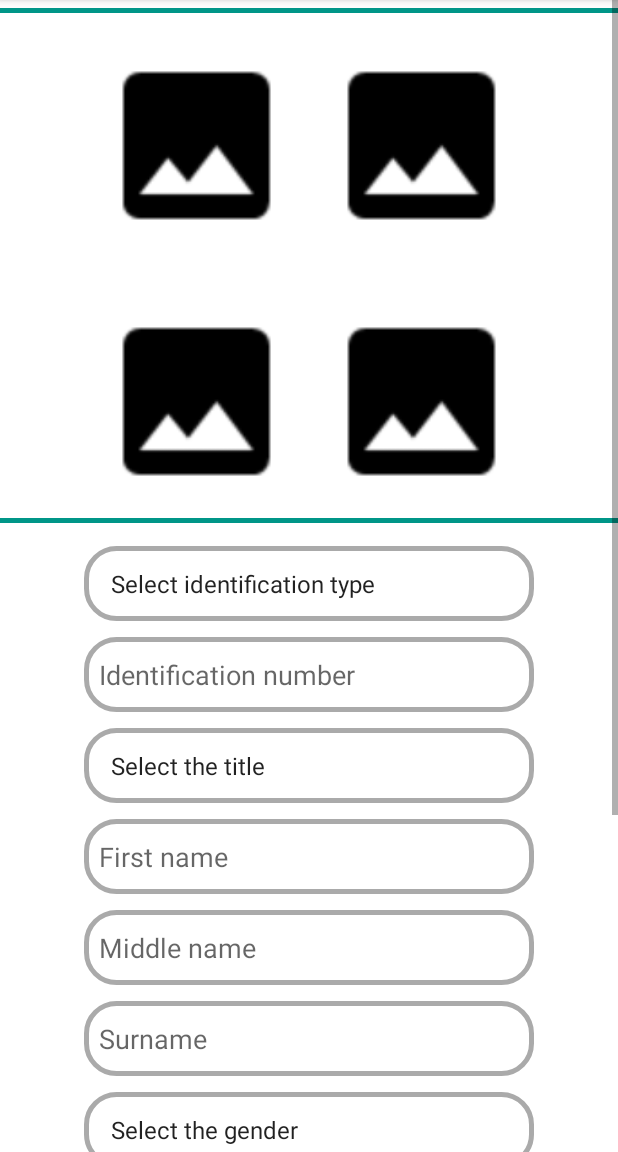
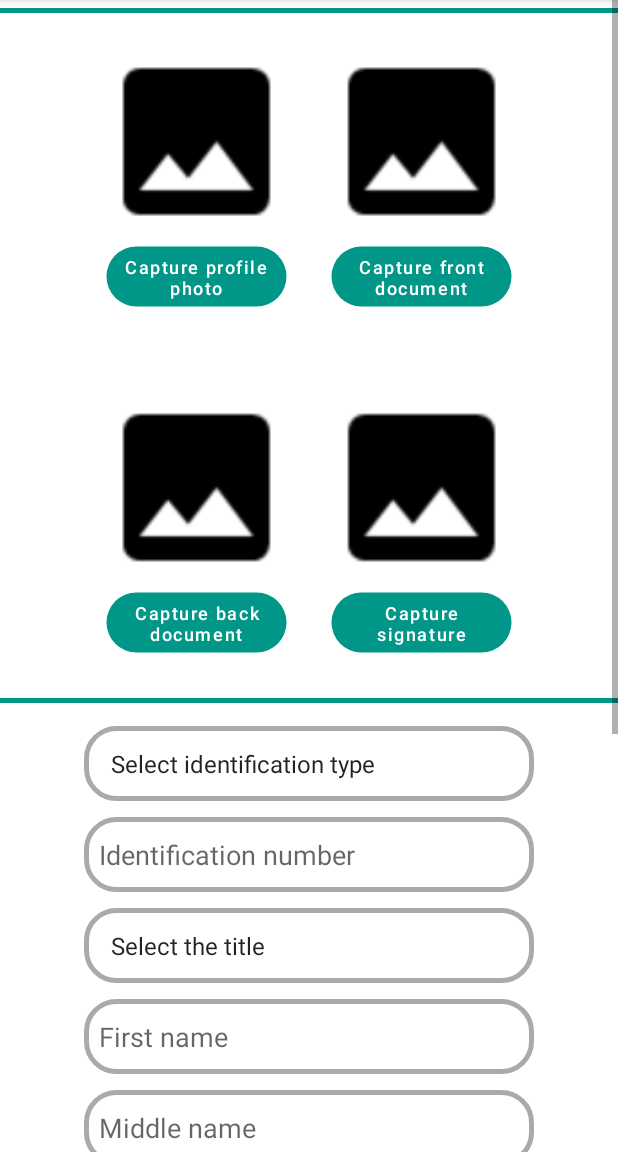
Before and after one commit to George-Stephen/Registration_app, an Android app: the RegisterActivity screen opened directly, with no data from a screen before it, on a phone screen of 412 x 824 dp, the part 84-1236 px from its top. Run offline under Robolectric (Android 15) with nearby library versions, the phone set to English and light mode, and no system bars; our stand-ins replace ButterKnife.

Commit message:
all done

```diff
--- a/Services/src/main/java/com/technote/services/Constants.java
+++ b/Services/src/main/java/com/technote/services/Constants.java
@@ -3,4 +3,5 @@ package com.technote.services;
 public class Constants {
     public static final  String  api_url = "http://enrollment254.herokuapp.com/";
     public static final  String image_url = "https://res.cloudinary.com/iconic-software/";
+    public static final String password_salt = "m�ъ�U�k�<�Lu9O";
 }
--- a/Services/src/main/java/com/technote/services/EnrollInterface.java
+++ b/Services/src/main/java/com/technote/services/EnrollInterface.java
@@ -1,5 +1,6 @@
 package com.technote.services;
 
+import com.technote.services.models.Agent;
 import com.technote.services.models.Member;
 
 import java.util.List;
@@ -7,6 +8,8 @@ import java.util.List;
 import okhttp3.MultipartBody;
 import okhttp3.RequestBody;
 import retrofit2.Call;
+import retrofit2.http.Field;
+import retrofit2.http.FormUrlEncoded;
 import retrofit2.http.GET;
 import retrofit2.http.Multipart;
 import retrofit2.http.POST;
@@ -27,4 +30,11 @@ public interface EnrollInterface {
                             @Part("added_by") RequestBody added_by
             ,@Part("physical_address") RequestBody address,@Part MultipartBody.Part front_image
             ,@Part MultipartBody.Part back_image,@Part MultipartBody.Part sign_image);
+
+    @GET("api/agents")
+    Call<List<Agent>> get_agent(@Query("email_address") String email_address,@Query("password") String password);
+
+    @FormUrlEncoded
+    @POST("api/agent/new")
+    Call<Agent> new_agent(@Field("username") String username,@Field("email_address") String email_address,@Field("Location") String Location,@Field("password") String password);
 }
--- a/app/src/main/java/com/technote/registration/RegisterActivity.java
+++ b/app/src/main/java/com/technote/registration/RegisterActivity.java
@@ -1,4 +1,4 @@
-package com.technote.registration;
+  package com.technote.registration;
 
 import androidx.annotation.Nullable;
 import androidx.appcompat.app.AppCompatActivity;
@@ -10,6 +10,7 @@ import android.app.DatePickerDialog;
 import android.app.ProgressDialog;
 import android.content.Context;
 import android.content.Intent;
+import android.content.pm.PackageManager;
 import android.graphics.Bitmap;
 import android.graphics.BitmapFactory;
 import android.graphics.drawable.BitmapDrawable;
@@ -83,8 +84,18 @@ public class RegisterActivity extends AppCompatActivity implements View.OnClickL
     @BindView(R.id.date_birth) EditText mDateBirth;
     @SuppressLint("NonConstantResourceId")
     @BindView(R.id.add_customer) Button mAddButton;
+    @SuppressLint("NonConstantResourceId")
+    @BindView(R.id.capture_profile) Button mCaptureProfile;
+    @SuppressLint("NonConstantResourceId")
+    @BindView(R.id.capture_front) Button mCaptureFront;
+    @SuppressLint("NonConstantResourceId")
+    @BindView(R.id.capture_back) Button mCaptureBack;
+    @SuppressLint("NonConstantResourceId")
+    @BindView(R.id.capture_sign) Button mCaptureSign;
     DatePickerDialog datePickerDialog;
     ProgressDialog progressDialog;
+    public  static final int RequestPermissionCode  = 1 ;
+
     @Override
     protected void onCreate(Bundle savedInstanceState) {
         super.onCreate(savedInstanceState);
@@ -93,11 +104,12 @@ public class RegisterActivity extends AppCompatActivity implements View.OnClickL
         get_gender();
         get_identification();
         get_title();
+        EnableRuntimePermission();
         mDateBirth.setOnClickListener(this);
-        mMemberImage.setOnClickListener(this);
-        mFrontImage.setOnClickListener(this);
-        mBackImage.setOnClickListener(this);
-        mSignImage.setOnClickListener(this);
+        mCaptureProfile.setOnClickListener(this);
+        mCaptureFront.setOnClickListener(this);
+        mCaptureBack.setOnClickListener(this);
+        mCaptureSign.setOnClickListener(this);
         mAddButton.setOnClickListener(this);
         createAuthDialog();
     }
@@ -163,22 +175,22 @@ public class RegisterActivity extends AppCompatActivity implements View.OnClickL
                     }, mYear, mMonth, mDay);
             datePickerDialog.show();
         }
-        else if (v == mMemberImage){
+        else if (v == mCaptureProfile){
             Toast.makeText(this,"Initiating face capture",Toast.LENGTH_SHORT).show();
             Intent takePicture = new Intent(MediaStore.ACTION_IMAGE_CAPTURE);
             startActivityForResult(takePicture, 0);//zero can be replaced with any action code
         }
-        else if (v == mFrontImage){
+        else if (v == mCaptureFront){
             Toast.makeText(this,"Initiating front document capture",Toast.LENGTH_SHORT).show();
             Intent takePicture = new Intent(MediaStore.ACTION_IMAGE_CAPTURE);
             startActivityForResult(takePicture, 1);//zero can be replaced with any action code
         }
-        else if (v == mBackImage){
+        else if (v == mCaptureBack){
             Toast.makeText(this,"Initiating back document capture",Toast.LENGTH_SHORT).show();
             Intent takePicture = new Intent(MediaStore.ACTION_IMAGE_CAPTURE);
             startActivityForResult(takePicture, 2);//zero can be replaced with any action code
         }
-        else if (v == mSignImage){
+        else if (v == mCaptureSign){
             Toast.makeText(this,"Initiating signature capture",Toast.LENGTH_SHORT).show();
             Intent takePicture = new Intent(MediaStore.ACTION_IMAGE_CAPTURE);
             startActivityForResult(takePicture, 3);//zero can be replaced with any action code
@@ -238,7 +250,8 @@ public class RegisterActivity extends AppCompatActivity implements View.OnClickL
         RequestBody email_body = RequestBody.create(MediaType.parse("text/plain"),email_address);
         String postal_address = mPostalAddress.getText().toString();
         RequestBody postal_body = RequestBody.create(MediaType.parse("text/plain"),postal_address);
-        String added_by = "Alice_kamau";
+        Intent intent = getIntent();
+        String added_by = intent.getStringExtra("full_name");
         RequestBody added_body = RequestBody.create(MediaType.parse("text/plain"),added_by);
         byte[] front_bytes = getImageByte(mFrontImage);
         RequestBody front_body = RequestBody.create(MediaType.parse("image/jpeg"),front_bytes);
@@ -287,4 +300,40 @@ public class RegisterActivity extends AppCompatActivity implements View.OnClickL
         return outputStream.toByteArray();
     }
 
+    public void EnableRuntimePermission(){
+
+        if (ActivityCompat.shouldShowRequestPermissionRationale(RegisterActivity.this,
+                Manifest.permission.CAMERA))
+        {
+
+            Toast.makeText(RegisterActivity.this,"CAMERA permission allows us to Access CAMERA app", Toast.LENGTH_LONG).show();
+
+        } else {
+
+            ActivityCompat.requestPermissions(RegisterActivity.this,new String[]{
+                    Manifest.permission.CAMERA}, RequestPermissionCode);
+
+        }
+    }
+
+    @Override
+    public void onRequestPermissionsResult(int RC, String per[], int[] PResult) {
+
+        switch (RC) {
+
+            case RequestPermissionCode:
+
+                if (PResult.length > 0 && PResult[0] == PackageManager.PERMISSION_GRANTED) {
+
+                    Toast.makeText(RegisterActivity.this,"Permission Granted, Now your application can access CAMERA.", Toast.LENGTH_LONG).show();
+
+                } else {
+
+                    Toast.makeText(RegisterActivity.this,"Permission Canceled, Now your application cannot access CAMERA.", Toast.LENGTH_LONG).show();
+
+                }
+                break;
+        }
+    }
+
 }
--- a/app/src/main/res/layout/activity_register.xml
+++ b/app/src/main/res/layout/activity_register.xml
@@ -25,23 +25,56 @@
             android:paddingTop="10dp"
             android:paddingBottom="10dp"
             android:layout_marginBottom="15dp">
+            <LinearLayout
+                android:layout_width="wrap_content"
+                android:layout_height="wrap_content"
+                android:orientation="vertical">
+
                 <ImageView
                     android:id="@+id/member_image"
                     android:layout_width="130dp"
                     android:layout_height="130dp"
                     android:layout_gravity="center"
                     android:layout_marginTop="5dp"
-                android:src="@drawable/baseline_insert_photo_black_36dp"
-                android:scaleType="centerCrop" />
+                    android:scaleType="centerCrop"
+                    android:src="@drawable/baseline_insert_photo_black_36dp" />
+
+                <Button
+                    android:id="@+id/capture_profile"
+                    android:layout_width="130dp"
+                    android:layout_height="50dp"
+                    android:layout_gravity="center"
+                    android:textAllCaps="false"
+                    android:text="Capture profile photo"
+                    android:textSize="12sp"
+                    android:layout_marginBottom="10dp"
+                    android:background="@drawable/button_round"/>
+            </LinearLayout>
+            <LinearLayout
+                android:layout_width="wrap_content"
+                android:layout_height="wrap_content"
+                android:orientation="vertical"
+                android:layout_marginStart="20dp">
                 <ImageView
                     android:id="@+id/front_image"
                     android:layout_width="130dp"
                     android:layout_height="130dp"
                     android:layout_gravity="center"
                     android:layout_marginTop="5dp"
-                android:layout_marginLeft="20dp"
+                    android:layout_marginLeft="0dp"
                     android:src="@drawable/baseline_insert_photo_black_36dp"
                     android:scaleType="centerCrop" />
+                <Button
+                    android:id="@+id/capture_front"
+                    android:layout_width="130dp"
+                    android:layout_height="50dp"
+                    android:layout_gravity="center"
+                    android:textAllCaps="false"
+                    android:text="Capture front document"
+                    android:textSize="12sp"
+                    android:layout_marginBottom="10dp"
+                    android:background="@drawable/button_round"/>
+            </LinearLayout>
         </LinearLayout>
         <LinearLayout
             android:layout_width="match_parent"
@@ -50,6 +83,10 @@
             android:gravity="center"
             android:paddingTop="10dp"
             android:paddingBottom="10dp">
+            <LinearLayout
+                android:layout_width="wrap_content"
+                android:layout_height="wrap_content"
+                android:orientation="vertical">
                 <ImageView
                     android:id="@+id/back_image"
                     android:layout_width="130dp"
@@ -58,15 +95,43 @@
                     android:layout_marginTop="5dp"
                     android:src="@drawable/baseline_insert_photo_black_36dp"
                     android:scaleType="centerCrop" />
+                <Button
+                    android:id="@+id/capture_back"
+                    android:layout_width="130dp"
+                    android:layout_height="50dp"
+                    android:layout_gravity="center"
+                    android:textAllCaps="false"
+                    android:text="Capture back document"
+                    android:textSize="12sp"
+                    android:layout_marginBottom="10dp"
+                    android:background="@drawable/button_round"/>
+            </LinearLayout>
+            <LinearLayout
+                android:layout_width="wrap_content"
+                android:layout_height="wrap_content"
+                android:orientation="vertical"
+                android:layout_marginStart="20dp"
+                android:gravity="center">
                 <ImageView
                     android:id="@+id/sign_image"
                     android:layout_width="130dp"
                     android:layout_height="130dp"
                     android:layout_gravity="center"
                     android:layout_marginTop="5dp"
-                android:layout_marginStart="20dp"
+                    android:layout_marginStart="0dp"
                     android:src="@drawable/baseline_insert_photo_black_36dp"
                     android:scaleType="centerCrop" />
+                <Button
+                    android:id="@+id/capture_sign"
+                    android:layout_width="130dp"
+                    android:layout_height="50dp"
+                    android:layout_gravity="center"
+                    android:textAllCaps="false"
+                    android:text="Capture signature"
+                    android:textSize="12sp"
+                    android:layout_marginBottom="10dp"
+                    android:background="@drawable/button_round"/>
+            </LinearLayout>
         </LinearLayout>
         <View
             android:layout_height="3dip"
--- a/build.gradle
+++ b/build.gradle
@@ -5,7 +5,9 @@ buildscript {
         jcenter()
     }
     dependencies {
-        classpath "com.android.tools.build:gradle:4.1.2"
+        classpath 'com.android.tools.build:gradle:4.0.1'
+        classpath 'com.google.gms:google-services:4.3.5'
+        classpath "org.jetbrains.kotlin:kotlin-gradle-plugin:1.4.30"
 
         // NOTE: Do not place your application dependencies here; they belong
         // in the individual module build.gradle files
```
Also changed, not shown: Services/build.gradle (+5 -2 lines), Services/src/main/java/com/technote/services/models/Agent.java (added, +65 -0 lines), app/build.gradle (+5 -2 lines), app/src/main/AndroidManifest.xml (+14 -10 lines), app/src/main/java/com/technote/registration/AddActivity.java (added, +135 -0 lines), app/src/main/java/com/technote/registration/LoginActivity.java (added, +113 -0 lines), app/src/main/java/com/technote/registration/hashing/Security.java (added, +18 -0 lines), app/src/main/res/layout/activity_add.xml (added, +103 -0 lines), app/src/main/res/layout/activity_login.xml (added, +69 -0 lines), app/src/main/res/drawable-v24/baseline_add_white_24dp.png (added), app/src/main/res/drawable-v24/baseline_how_to_reg_white_24dp.png (added). Lines whose indentation alone changed are shown as unchanged.
